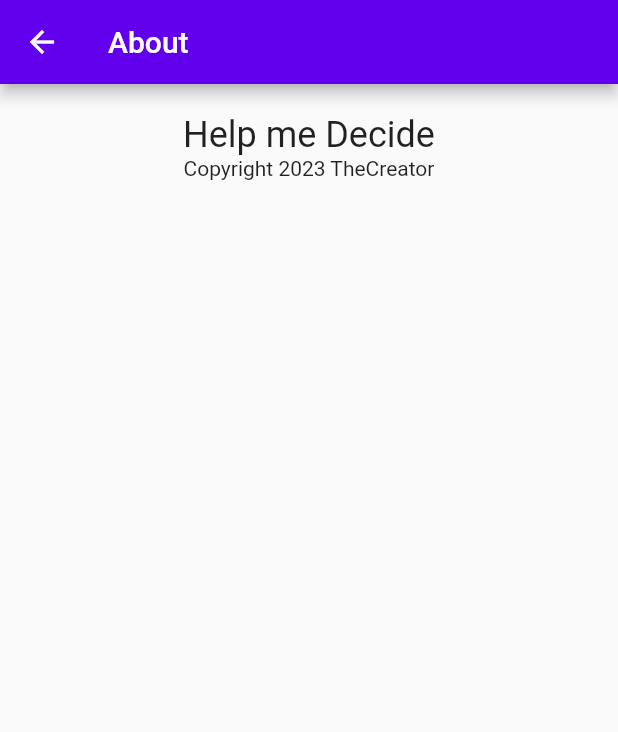
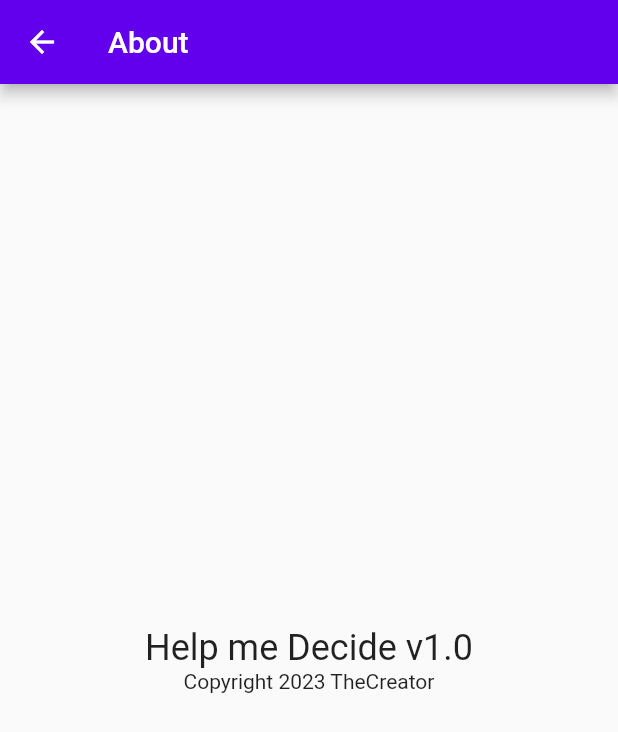
Before and after one commit to TheCreator69/HelpMeDecide, a Flutter app: the AboutPage screen opened directly, on a phone screen of 412 x 824 dp. Shown: the top 732 px of the screen. Run offline on Flutter 3.47's test engine with Material 2 defaults, Android fonts, the phone set to English and light mode, and no system bars; our stand-ins replace shared_preferences; accounts and stored records are empty.

Commit message:
Centered text

```diff
--- a/lib/about.dart
+++ b/lib/about.dart
@@ -10,12 +10,14 @@ class AboutPage extends StatelessWidget {
         body: Container(
             alignment: Alignment.center,
             padding: const EdgeInsets.all(20.0),
-            child: Column(children: const <Widget>[
-              Text(
-                "Help me Decide",
+            child: Column(children: <Widget>[
+              Expanded(child: Container()),
+              const Text(
+                "Help me Decide v1.0",
                 style: TextStyle(fontSize: 24.0),
               ),
-              Text("Copyright 2023 TheCreator"),
+              const Text("Copyright 2023 TheCreator"),
+              Expanded(child: Container()),
             ])));
   }
 }
```
